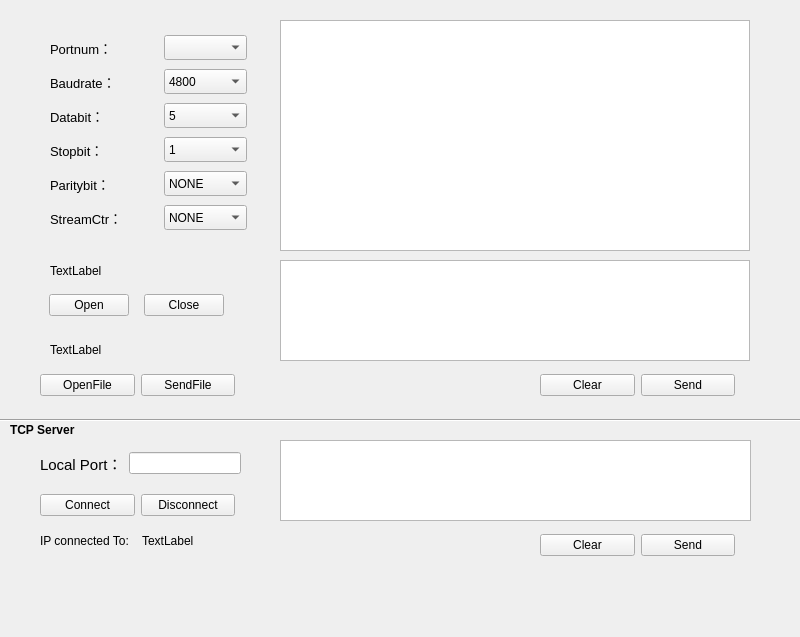
Qt form Usart_Assist/widget.ui (JiangJiarui/STM32F4_IAP) before a commit.
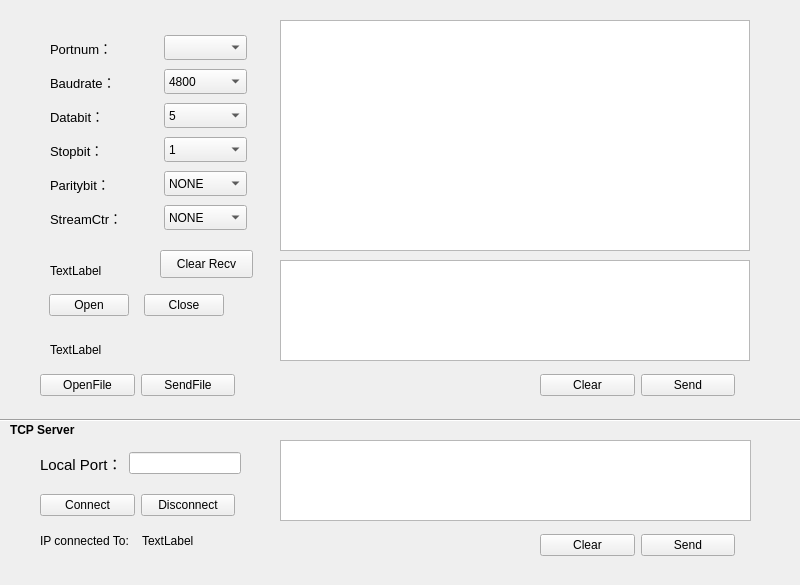
The same form after that commit.

```diff
--- a/Usart_Assist/widget.ui
+++ b/Usart_Assist/widget.ui
@@ -7,7 +7,7 @@
     <x>0</x>
     <y>0</y>
     <width>800</width>
-    <height>637</height>
+    <height>585</height>
    </rect>
   </property>
   <property name="windowTitle">
@@ -172,7 +172,7 @@
     <string>TCP Server</string>
    </property>
   </widget>
-  <widget class="QWidget" name="">
+  <widget class="QWidget" name="layoutWidget">
    <property name="geometry">
     <rect>
      <x>164</x>
@@ -419,7 +419,7 @@
     </item>
    </layout>
   </widget>
-  <widget class="QWidget" name="">
+  <widget class="QWidget" name="layoutWidget">
    <property name="geometry">
     <rect>
      <x>50</x>
@@ -545,7 +545,7 @@
     </item>
    </layout>
   </widget>
-  <widget class="QWidget" name="">
+  <widget class="QWidget" name="layoutWidget">
    <property name="geometry">
     <rect>
      <x>40</x>
@@ -571,7 +571,7 @@
     </item>
    </layout>
   </widget>
-  <widget class="QWidget" name="">
+  <widget class="QWidget" name="layoutWidget">
    <property name="geometry">
     <rect>
      <x>40</x>
@@ -597,7 +597,7 @@
     </item>
    </layout>
   </widget>
-  <widget class="QWidget" name="">
+  <widget class="QWidget" name="layoutWidget">
    <property name="geometry">
     <rect>
      <x>40</x>
@@ -634,7 +634,7 @@
     </item>
    </layout>
   </widget>
-  <widget class="QWidget" name="">
+  <widget class="QWidget" name="layoutWidget">
    <property name="geometry">
     <rect>
      <x>540</x>
@@ -660,7 +660,7 @@
     </item>
    </layout>
   </widget>
-  <widget class="QWidget" name="">
+  <widget class="QWidget" name="layoutWidget">
    <property name="geometry">
     <rect>
      <x>540</x>
@@ -686,6 +686,19 @@
     </item>
    </layout>
   </widget>
+  <widget class="QPushButton" name="pushButton">
+   <property name="geometry">
+    <rect>
+     <x>160</x>
+     <y>250</y>
+     <width>93</width>
+     <height>28</height>
+    </rect>
+   </property>
+   <property name="text">
+    <string>Clear Recv</string>
+   </property>
+  </widget>
  </widget>
  <resources/>
  <connections/>
```
